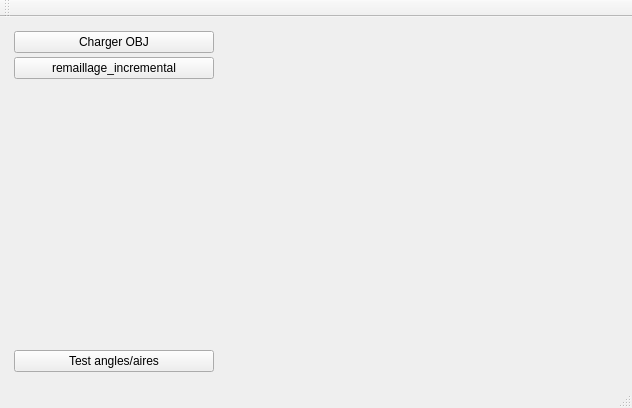
Qt form mainwindow.ui (L-Fenrisulfr/Courbures_discretes_continues) before a commit.
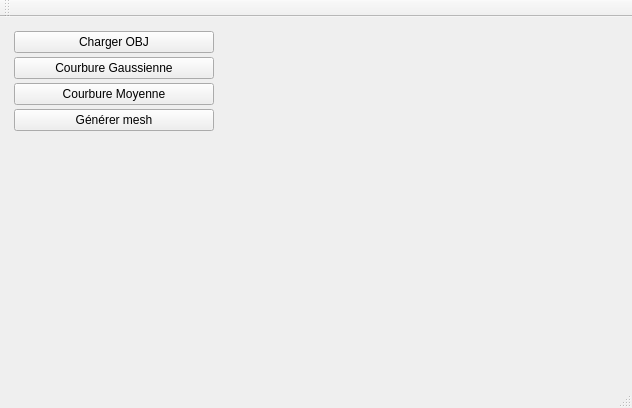
The same form after that commit. Custom widgets are drawn as their Qt base class.

The edit to the form file:
```diff
--- a/mainwindow.ui
+++ b/mainwindow.ui
@@ -61,7 +61,21 @@
        <item>
         <widget class="QPushButton" name="remaillage_incremental">
          <property name="text">
-          <string>remaillage_incremental</string>
+          <string>Courbure Gaussienne</string>
+         </property>
+        </widget>
+       </item>
+       <item>
+        <widget class="QPushButton" name="pushButton">
+         <property name="text">
+          <string>Courbure Moyenne</string>
+         </property>
+        </widget>
+       </item>
+       <item>
+        <widget class="QPushButton" name="pushButton_generer">
+         <property name="text">
+          <string>Générer mesh</string>
          </property>
         </widget>
        </item>
@@ -78,13 +92,6 @@
          </property>
         </spacer>
        </item>
-       <item>
-        <widget class="QPushButton" name="pushButton_angleArea">
-         <property name="text">
-          <string>Test angles/aires</string>
-         </property>
-        </widget>
-       </item>
       </layout>
      </widget>
     </item>
```
Left out of the diff: 2 changed lines with no effect on the pictures.
